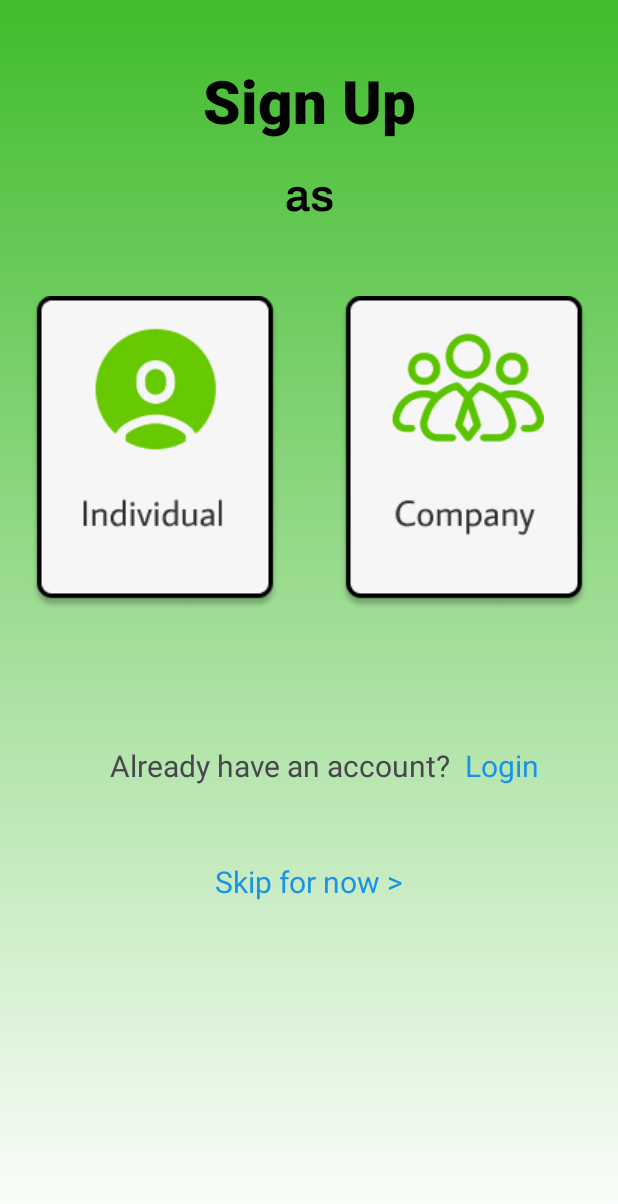
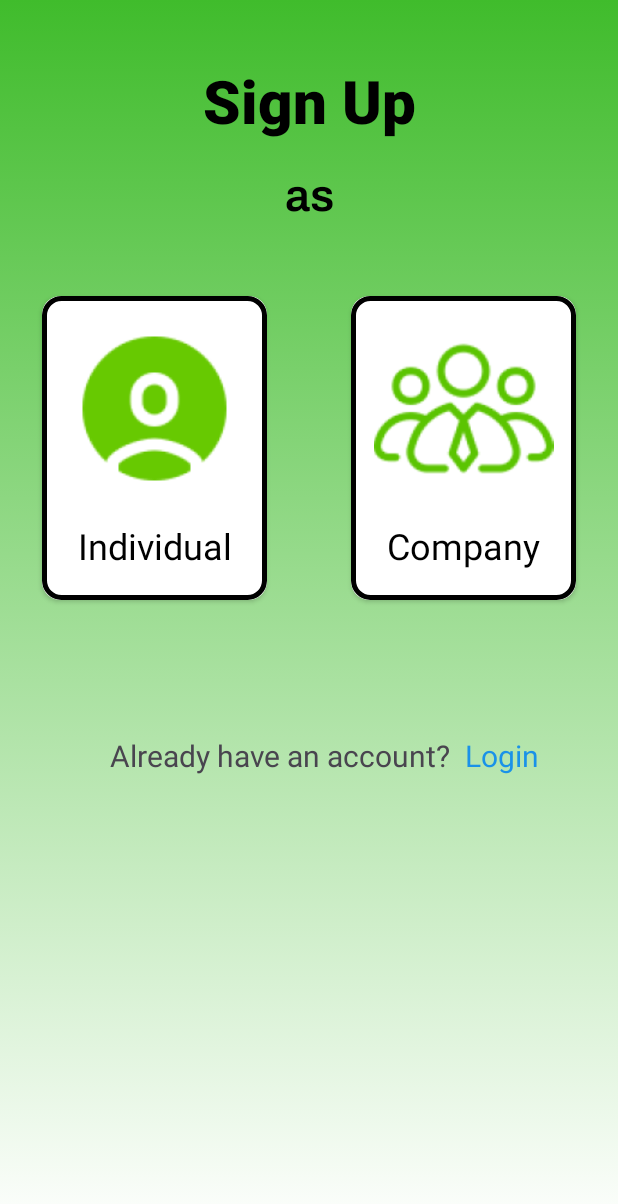
Before and after one commit to SwastikMethi/EV_Hub, an Android app: the Activity_LoginPage screen opened directly, with no data from a screen before it, on a phone screen of 412 x 824 dp. Shown: the top 1204 px of the screen. Run offline under Robolectric (Android 15) with nearby library versions, the phone set to English and light mode, and no system bars; our stand-ins replace Firebase (no records; nobody signed in at launch, a user with empty details on screens opened directly); Roboto replaces fonts that are not available here.

Commit message:
updated login page

```diff
--- a/app/src/main/java/com/example/ev_hub/Activity_Individual_register.java
+++ b/app/src/main/java/com/example/ev_hub/Activity_Individual_register.java
@@ -103,8 +103,6 @@ public class Activity_Individual_register extends AppCompatActivity {
                             @Override
                             public void onComplete(@NonNull Task<AuthResult> task) {
                                 if (task.isSuccessful()) {
-                                    // Sign in success, update UI with the signed-in user's information
-                                    //FirebaseUser user = mAuth.getCurrentUser();
                                     Toast.makeText(Activity_Individual_register.this, "Account created successfully", Toast.LENGTH_SHORT).show();
                                     Intent intent = new Intent(Activity_Individual_register.this, Activity_Individual_login.class);
                                     startActivity(intent);
--- a/app/src/main/java/com/example/ev_hub/Activity_LoginPage.java
+++ b/app/src/main/java/com/example/ev_hub/Activity_LoginPage.java
@@ -1,7 +1,9 @@
 package com.example.ev_hub;
 
+import android.annotation.SuppressLint;
 import android.content.Intent;
 import android.os.Bundle;
+import android.view.View;
 import android.widget.ImageButton;
 import android.widget.TextView;
 import android.widget.Toast;
@@ -27,33 +29,21 @@ public class Activity_LoginPage extends AppCompatActivity {
             v.setPadding(systemBars.left, systemBars.top, systemBars.right, systemBars.bottom);
             return insets;
         });
-        TextView skip = findViewById(R.id.skip_text);
-        skip.setOnClickListener(view ->{
-            Intent intent = new Intent(Activity_LoginPage.this,Activity_HomePage.class);
-            startActivity(intent);
-        } );
 
         TextView login = findViewById(R.id.login);
         login.setOnClickListener(view ->{
             Intent intent = new Intent(Activity_LoginPage.this,Activity_Individual_login.class);
             startActivity(intent);
         } );
-
-        ImageButton user_profile = findViewById(R.id.user_profile);
-        user_profile.setOnClickListener(view ->{
+        View indivisual_user = findViewById(R.id.individual_profile);
+        indivisual_user.setOnClickListener(view ->{
             Intent intent = new Intent(Activity_LoginPage.this,Activity_Individual_register.class);
             startActivity(intent);
-        } );
+        });
 
-        ImageButton single_user = findViewById(R.id.single_account);
-        single_user.setOnClickListener(view ->{
-            Intent intent = new Intent(Activity_LoginPage.this,Activity_Individual_register.class);
-            startActivity(intent);
-        } );
-
-        ImageButton company_user = findViewById(R.id.company_profile);
+        View company_user = findViewById(R.id.company_profile);
         company_user.setOnClickListener(view ->{
-            Toast.makeText(this, "Currently in Progress", Toast.LENGTH_SHORT).show();
-        } );
+            Toast.makeText(this, "Page under Progress", Toast.LENGTH_SHORT).show();
+        });
     }
 }
--- /dev/null
+++ b/app/src/main/res/drawable/login_card.xml
@@ -0,0 +1,10 @@
+<?xml version="1.0" encoding="utf-8"?>
+<selector xmlns:android="http://schemas.android.com/apk/res/android">
+    <item>
+        <shape android:shape="rectangle">
+            <corners android:radius="11dp"/>
+            <solid android:color="@color/white" />
+            <stroke android:width="3dp" android:color="@color/black" />
+        </shape>
+    </item>
+</selector>
--- a/app/src/main/res/layout/activity_login_page.xml
+++ b/app/src/main/res/layout/activity_login_page.xml
@@ -35,59 +35,95 @@
         app:layout_constraintRight_toRightOf="parent"
         app:layout_constraintTop_toBottomOf="@id/signup"
         />
-
-    <ImageButton
-        android:id="@+id/user_profile"
+    <androidx.cardview.widget.CardView
+        android:id="@+id/individual_profile"
         android:layout_width="wrap_content"
         android:layout_height="wrap_content"
-        android:layout_marginTop="50dp"
-        android:background="?attr/selectableItemBackgroundBorderless"
-        android:scaleType="fitCenter"
-        android:src="@drawable/user_profile"
         app:layout_constraintTop_toBottomOf="@id/as"
         app:layout_constraintLeft_toLeftOf="parent"
         app:layout_constraintRight_toRightOf="@id/middle"
+        android:layout_marginTop="50dp"
+        android:elevation="20dp"
+        app:cardCornerRadius="12dp"
+        >
+        <androidx.constraintlayout.widget.ConstraintLayout
+            android:layout_width="wrap_content"
+            android:layout_height="wrap_content"
+            android:background="@drawable/login_card"
+            >
+            <ImageView
+                android:id="@+id/individual_profileimg"
+                android:layout_width="wrap_content"
+                android:layout_height="wrap_content"
+                android:src="@drawable/single_account"
+                android:scaleX="0.8"
+                android:scaleY="0.8"
+                android:background="?attr/selectableItemBackgroundBorderless"
+                app:layout_constraintTop_toTopOf="parent"
+                app:layout_constraintLeft_toLeftOf="parent"
+                app:layout_constraintRight_toRightOf="parent"
+                />
+            <TextView
+                android:layout_width="wrap_content"
+                android:layout_height="wrap_content"
+                android:text="Individual"
+                android:textSize="24dp"
+                android:textColor="@color/black"
+                app:layout_constraintTop_toBottomOf="@id/individual_profileimg"
+                app:layout_constraintLeft_toLeftOf="parent"
+                app:layout_constraintRight_toRightOf="parent"
+                app:layout_constraintBottom_toBottomOf="parent"
+                android:layout_marginBottom="20dp"
                 />
 
+        </androidx.constraintlayout.widget.ConstraintLayout>
+    </androidx.cardview.widget.CardView>
 
-    <ImageButton
+    <androidx.cardview.widget.CardView
         android:id="@+id/company_profile"
         android:layout_width="wrap_content"
         android:layout_height="wrap_content"
-        android:layout_marginTop="50dp"
-        android:background="?attr/selectableItemBackgroundBorderless"
-        android:src="@drawable/company"
         app:layout_constraintTop_toBottomOf="@id/as"
         app:layout_constraintRight_toRightOf="parent"
-        app:layout_constraintLeft_toLeftOf="@id/middle"/>
+        app:layout_constraintLeft_toLeftOf="@id/middle"
 
-    <ImageButton
+        android:layout_marginTop="50dp"
+        android:elevation="20dp"
+        app:cardCornerRadius="12dp"
+        >
+        <androidx.constraintlayout.widget.ConstraintLayout
             android:layout_width="wrap_content"
             android:layout_height="wrap_content"
-        android:scaleY="0.67"
-        android:scaleX="0.67"
-        android:src="@drawable/management"
-        app:layout_constraintRight_toRightOf="@id/company_profile"
-        app:layout_constraintLeft_toLeftOf="@id/company_profile"
-        app:layout_constraintBottom_toBottomOf="@id/company_profile"
-        android:background="?attr/selectableItemBackgroundBorderless"
-        android:layout_marginBottom="73dp"
-        android:layout_marginLeft="6dp"
-        />
-    <ImageButton
-        android:id="@+id/single_account"
+            android:background="@drawable/login_card"
+            >
+            <ImageView
+                android:id="@+id/profile"
                 android:layout_width="wrap_content"
                 android:layout_height="wrap_content"
-        android:scaleY="0.65"
-        android:scaleX="0.65"
-        android:src="@drawable/single_account"
-        app:layout_constraintRight_toRightOf="@id/user_profile"
-        app:layout_constraintLeft_toLeftOf="@id/user_profile"
-        app:layout_constraintBottom_toBottomOf="@id/user_profile"
+                android:src="@drawable/management"
+                android:scaleX="0.8"
+                android:scaleY="0.8"
                 android:background="?attr/selectableItemBackgroundBorderless"
-        android:layout_marginBottom="72dp"
+                app:layout_constraintTop_toTopOf="parent"
+                app:layout_constraintLeft_toLeftOf="parent"
+                app:layout_constraintRight_toRightOf="parent"
+                />
+            <TextView
+                android:layout_width="wrap_content"
+                android:layout_height="wrap_content"
+                android:text="Company"
+                android:textSize="24dp"
+                android:textColor="@color/black"
+                app:layout_constraintTop_toBottomOf="@id/profile"
+                app:layout_constraintLeft_toLeftOf="parent"
+                app:layout_constraintRight_toRightOf="parent"
+                app:layout_constraintBottom_toBottomOf="parent"
+                android:layout_marginBottom="20dp"
+                />
 
-        />
+        </androidx.constraintlayout.widget.ConstraintLayout>
+    </androidx.cardview.widget.CardView>
+
 
     <TextView
         android:layout_width="wrap_content"
@@ -97,7 +133,7 @@
         android:textSize="20dp"
         app:layout_constraintLeft_toLeftOf="parent"
         app:layout_constraintRight_toRightOf="parent"
-        app:layout_constraintTop_toBottomOf="@id/user_profile"
+        app:layout_constraintTop_toBottomOf="@id/individual_profile"
         android:layout_marginTop="90dp"
         android:layout_marginRight="38dp"/>
 
@@ -109,25 +145,11 @@
         android:textSize="20dp"
         app:layout_constraintLeft_toRightOf="@id/account"
         android:textColor="#1A92E8"
-        app:layout_constraintTop_toBottomOf="@id/user_profile"
+        app:layout_constraintTop_toBottomOf="@id/individual_profile"
         android:layout_marginTop="90dp"
         android:layout_marginLeft="9dp"
         android:clickable="true"
         />
-
-    <TextView
-        android:layout_width="wrap_content"
-        android:layout_height="wrap_content"
-        android:id="@+id/skip_text"
-        android:text="Skip for now >"
-        android:textColor="#1A92E8"
-        android:textSize="20dp"
-        app:layout_constraintTop_toBottomOf="@id/account"
-        app:layout_constraintLeft_toLeftOf="parent"
-        app:layout_constraintRight_toRightOf="parent"
-        android:layout_marginTop="50dp"
-        android:shadowColor="@color/black"
-        android:clickable="true"/>
 
     <androidx.constraintlayout.widget.Guideline
         android:id="@+id/middle"
--- a/app/src/main/res/values/strings.xml
+++ b/app/src/main/res/values/strings.xml
@@ -42,6 +42,6 @@
         libero vel nunc consequat, quis tincidunt nisl eleifend. Cras bibendum enim a justo luctus
         vestibulum. Fusce dictum libero quis erat maximus, vitae volutpat diam dignissim.
     </string>
-    <string name="Maps_api_key"></string>
+    <string name="Maps_api_key">AIzaSyDyTk1SwomDXDDtT7ulebzXovRi45C6c7M</string>
     <string name="title_activity_map">Activity_Map</string>
 </resources>
```
Lines whose indentation alone changed are shown as unchanged.
